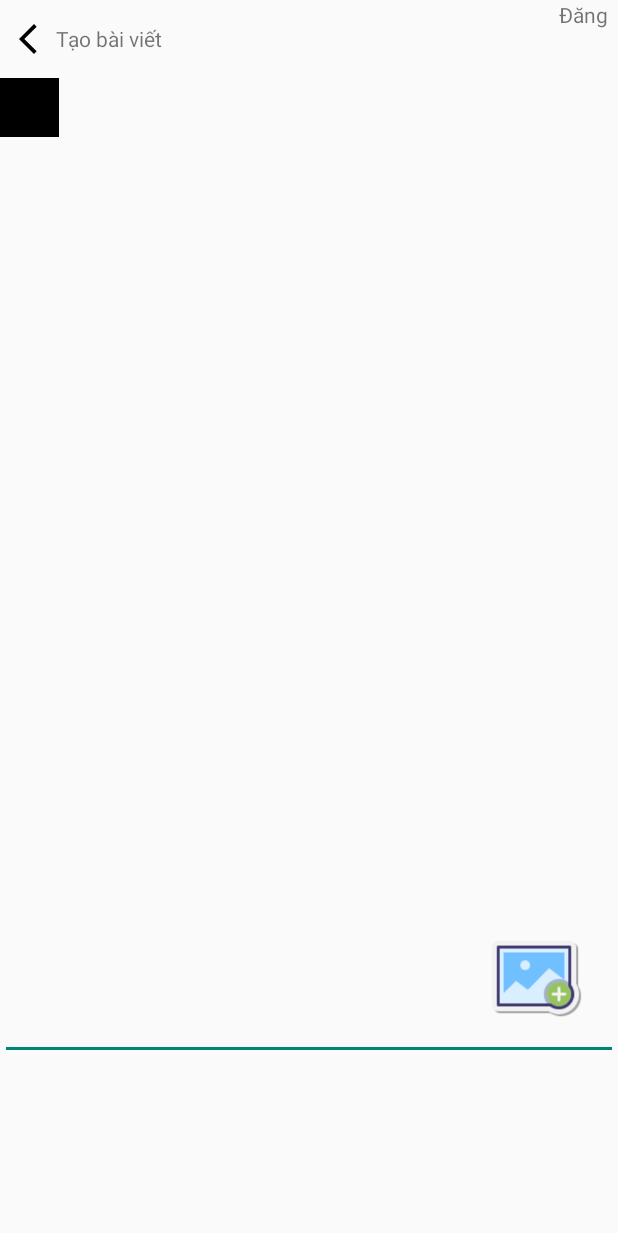
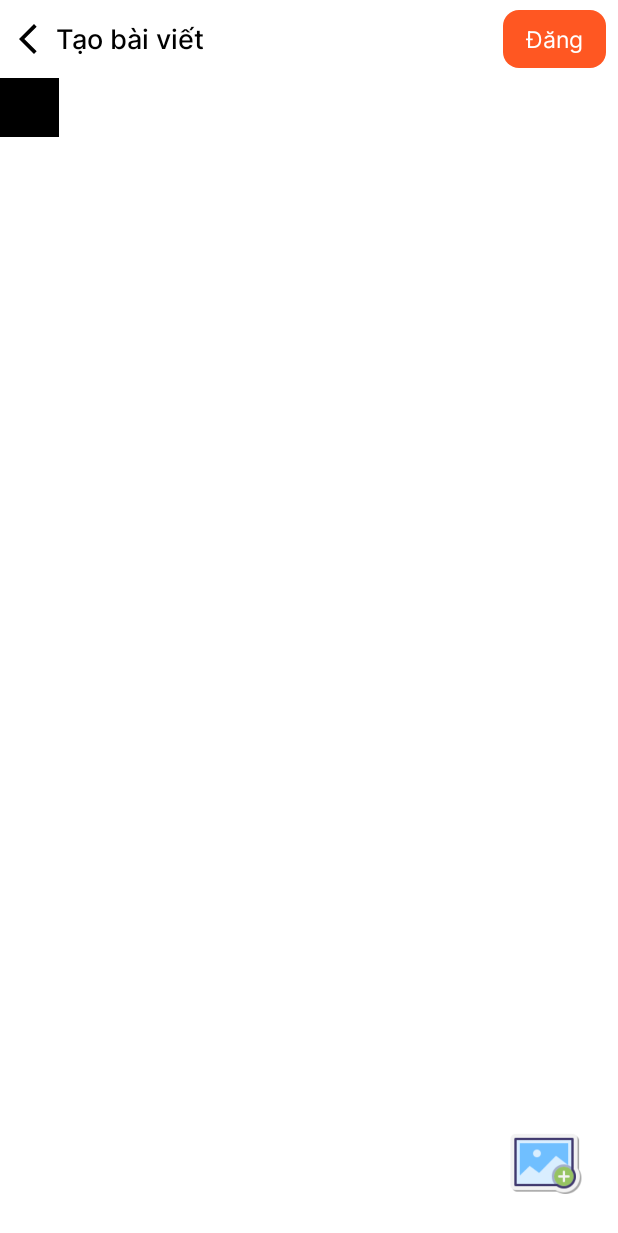
Before and after one commit to phamtruong2k1/BepNgon, an Android app: the DangBaiActivity screen opened directly, with no data from a screen before it, after a tap on "Đăng", on a phone screen of 412 x 824 dp. Shown: the top 1233 px of the screen. Run offline under Robolectric (Android 15) with nearby library versions, the phone set to English and light mode, and no system bars; our stand-ins replace Firebase (no records; nobody signed in at launch, a user with empty details on screens opened directly), sdp/ssp sizes.

Commit message:
create ui post

```diff
--- a/app/build.gradle
+++ b/app/build.gradle
@@ -94,6 +94,7 @@ dependencies {
     implementation 'com.google.android.gms:play-services-auth:20.5.0'
 
     implementation 'de.hdodenhof:circleimageview:3.1.0'
+    implementation 'com.mikhaellopez:circularimageview:4.3.1'
 
 
 
--- a/app/src/main/java/com/phamtruong/bepngon/ui/baidang/DangBaiActivity.kt
+++ b/app/src/main/java/com/phamtruong/bepngon/ui/baidang/DangBaiActivity.kt
@@ -1,5 +1,6 @@
 package com.phamtruong.bepngon.ui.baidang
 
+import android.annotation.SuppressLint
 import android.app.ProgressDialog
 import android.content.Intent
 import android.net.Uri
@@ -12,19 +13,28 @@ import com.google.android.gms.tasks.Task
 import com.google.firebase.storage.FirebaseStorage
 import com.google.firebase.storage.StorageReference
 import com.phamtruong.bepngon.databinding.ActivityDangBaiBinding
+import com.phamtruong.bepngon.ui.adapter.EventClickImageAdapterListener
+import com.phamtruong.bepngon.ui.adapter.ImagePostAdapter
 import com.phamtruong.bepngon.util.Constant.TAG
+import com.phamtruong.bepngon.view.gone
+import com.phamtruong.bepngon.view.show
 import java.io.IOException
 import java.util.*
+import kotlin.collections.ArrayList
 
 
 class DangBaiActivity : AppCompatActivity() {
 
     lateinit var binding: ActivityDangBaiBinding
 
+    lateinit var adapter: ImagePostAdapter
+
     private var filePath: Uri? = null
 
     var storage: FirebaseStorage? = null
     var storageReference: StorageReference? = null
+
+    var listImage = ArrayList<Uri>()
 
     companion object {
         const val PICK_IMAGE_REQUEST = 12345
@@ -34,6 +44,19 @@ class DangBaiActivity : AppCompatActivity() {
         super.onCreate(savedInstanceState)
         binding = ActivityDangBaiBinding.inflate(layoutInflater)
         setContentView(binding.root)
+
+        adapter = ImagePostAdapter(this, listImage, object : EventClickImageAdapterListener{
+            @SuppressLint("NotifyDataSetChanged")
+            override fun click(pos: Int) {
+                listImage.removeAt(pos)
+                if (listImage.size == 0) {
+                    binding.llImage.gone()
+                }
+                adapter.notifyDataSetChanged()
+            }
+        })
+
+        binding.rcyImage.adapter = adapter
 
         storage = FirebaseStorage.getInstance()
         storageReference = storage?.reference
@@ -60,13 +83,17 @@ class DangBaiActivity : AppCompatActivity() {
         startActivityForResult(Intent.createChooser(intent, "Select Picture"), PICK_IMAGE_REQUEST)
     }
 
+    @SuppressLint("NotifyDataSetChanged")
     override fun onActivityResult(requestCode: Int, resultCode: Int, data: Intent?) {
         super.onActivityResult(requestCode, resultCode, data)
         if (requestCode == PICK_IMAGE_REQUEST && resultCode == RESULT_OK && data != null && data.data != null) {
             filePath = data.data
             try {
-                val bitmap = MediaStore.Images.Media.getBitmap(contentResolver, filePath)
-                binding.imageView.setImageBitmap(bitmap)
+                filePath?.let {
+                    listImage.add(it)
+                    adapter.notifyDataSetChanged()
+                    binding.llImage.show()
+                }
             } catch (e: IOException) {
                 e.printStackTrace()
             }
@@ -74,18 +101,22 @@ class DangBaiActivity : AppCompatActivity() {
     }
 
     private fun uploadImage() {
-        if (filePath != null) {
+        if (listImage.size == 0) {
+            upPost()
+        } else {
+            listImage.let { dataImage ->
                 val progressDialog = ProgressDialog(this)
                 progressDialog.setTitle("Uploading...")
                 progressDialog.show()
+                dataImage.forEachIndexed { index, image ->
                     val ref = storageReference!!.child("images/" + UUID.randomUUID().toString())
-            ref.putFile(filePath!!)
+                    ref.putFile(image)
                         .addOnSuccessListener {
                             progressDialog.dismiss();
                             Toast.makeText(this, "Uploaded", Toast.LENGTH_SHORT).show();
                             val downloadUri: Task<Uri> = it.storage.downloadUrl
-                    downloadUri.addOnSuccessListener {
-                        var imageLink = it.toString()
+                            downloadUri.addOnSuccessListener { link ->
+                                val imageLink = link.toString()
                                 Log.d(TAG, "uploadImage: $imageLink")
                             }.addOnFailureListener {
                                 Log.d(TAG, "uploadImage: fail")
@@ -97,11 +128,18 @@ class DangBaiActivity : AppCompatActivity() {
                                 .show()
                         }
                         .addOnProgressListener { taskSnapshot ->
-                    val progress = 100.0 * taskSnapshot.bytesTransferred / taskSnapshot
-                        .totalByteCount
+                            val progress =(index *(100.0/dataImage.size)) + 100.0 * taskSnapshot.bytesTransferred / taskSnapshot.totalByteCount / dataImage.size
                             progressDialog.setMessage("Uploaded " + progress.toInt() + "%")
                         }
                 }
+                upPost()
+            }
+        }
+    }
+
+    private fun upPost() {
+        Toast.makeText(this, "Post...", Toast.LENGTH_SHORT)
+        Log.d(TAG, "uploadImage: Post....")
     }
 
     override fun onBackPressed() {
--- a/app/src/main/res/drawable/bg_btn_ll_profile.xml
+++ b/app/src/main/res/drawable/bg_btn_dang_post.xml
@@ -1,5 +1,5 @@
 <?xml version="1.0" encoding="utf-8"?>
 <shape xmlns:android="http://schemas.android.com/apk/res/android">
-    <solid android:color="#DFDBDB"/>
+    <solid android:color="@color/color_primary"/>
     <corners android:radius="@dimen/_8sdp"/>
 </shape>
--- a/app/src/main/res/layout/activity_dang_bai.xml
+++ b/app/src/main/res/layout/activity_dang_bai.xml
@@ -1,15 +1,18 @@
 <?xml version="1.0" encoding="utf-8"?>
-<androidx.constraintlayout.widget.ConstraintLayout xmlns:android="http://schemas.android.com/apk/res/android"
+<LinearLayout xmlns:android="http://schemas.android.com/apk/res/android"
     xmlns:app="http://schemas.android.com/apk/res-auto"
     xmlns:tools="http://schemas.android.com/tools"
     android:layout_width="match_parent"
     android:layout_height="match_parent"
+    android:background="@color/white"
+    android:orientation="vertical"
     tools:context=".ui.baidang.DangBaiActivity">
 
     <LinearLayout
         android:id="@+id/linearLayout2"
         android:layout_width="match_parent"
         android:layout_height="@dimen/_40sdp"
+        android:layout_gravity="center"
         app:layout_constraintEnd_toEndOf="parent"
         app:layout_constraintStart_toStartOf="parent"
         app:layout_constraintTop_toTopOf="parent">
@@ -27,15 +30,25 @@
             android:layout_height="match_parent"
             android:layout_weight="1"
             android:gravity="center_vertical"
-            android:text="Tạo bài viết" />
+            android:text="Tạo bài viết"
+            android:fontFamily="@font/inter_500"
+            android:textColor="@color/black"
+            android:textSize="@dimen/_14ssp"/>
 
 
         <TextView
             android:id="@+id/txtDangBai"
             android:layout_width="wrap_content"
             android:layout_height="match_parent"
-            android:paddingHorizontal="@dimen/_5sdp"
+            android:paddingHorizontal="@dimen/_12sdp"
             android:text="Đăng"
+            android:fontFamily="@font/inter_400"
+            android:layout_marginEnd="@dimen/_6sdp"
+            android:layout_marginVertical="@dimen/_5sdp"
+            android:background="@drawable/bg_btn_dang_post"
+            android:textColor="@color/white"
+            android:textSize="@dimen/_12sdp"
+            android:gravity="center"
             app:tint="@color/black" />
 
     </LinearLayout>
@@ -51,40 +64,71 @@
     <TextView
         android:id="@+id/textView2"
         android:layout_width="0dp"
-        android:layout_height="0dp"
-        app:layout_constraintBottom_toBottomOf="@+id/imageView"
-        app:layout_constraintEnd_toEndOf="parent"
-        app:layout_constraintStart_toEndOf="@+id/imageView"
-        app:layout_constraintTop_toTopOf="@+id/imageView" />
+        android:layout_height="0dp" />
 
-    <EditText
-        android:id="@+id/edtContent"
+    <RelativeLayout
         android:layout_width="match_parent"
         android:layout_height="0dp"
+        android:layout_weight="1"
         app:layout_constraintBottom_toTopOf="@+id/llImage"
         app:layout_constraintEnd_toEndOf="parent"
         app:layout_constraintStart_toStartOf="parent"
-        app:layout_constraintTop_toBottomOf="@+id/imageView" />
+        app:layout_constraintTop_toBottomOf="@+id/imageView"
+        android:background="@color/white">
 
-    <ImageView
-        android:id="@+id/imgAddImage"
-        android:layout_width="@dimen/_50sdp"
-        android:layout_height="@dimen/_50sdp"
-        android:layout_margin="@dimen/_18sdp"
-        android:src="@drawable/ic_add_image_100"
-        app:layout_constraintBottom_toBottomOf="@+id/edtContent"
-        app:layout_constraintEnd_toEndOf="parent" />
+        <EditText
+            android:id="@+id/edtTag"
+            android:layout_width="match_parent"
+            android:layout_height="wrap_content"
+            android:layout_weight="1"
+            android:background="@color/white" />
+
+        <EditText
+            android:id="@+id/edtContent"
+            android:layout_width="match_parent"
+            android:layout_height="wrap_content"
+            android:layout_below="@+id/edtTag"
+            android:layout_marginTop="-24dp"
+            android:layout_weight="1"
+            android:background="@color/white" />
+
+        <ImageView
+            android:id="@+id/imgAddImage"
+            android:layout_width="@dimen/_40sdp"
+            android:layout_height="@dimen/_40sdp"
+            android:layout_alignParentEnd="true"
+            android:layout_alignParentBottom="true"
+            android:layout_marginStart="@dimen/_18sdp"
+            android:layout_marginTop="@dimen/_18sdp"
+            android:layout_marginEnd="@dimen/_18sdp"
+            android:layout_marginBottom="@dimen/_18sdp"
+            android:src="@drawable/ic_add_image_100"
+            app:layout_constraintBottom_toBottomOf="@+id/edtContent"
+            app:layout_constraintEnd_toEndOf="parent" />
+
+    </RelativeLayout>
 
     <LinearLayout
         android:id="@+id/llImage"
         android:layout_width="match_parent"
-        android:layout_height="@dimen/_90sdp"
-        app:layout_constraintBottom_toBottomOf="parent"
-        app:layout_constraintEnd_toEndOf="parent"
-        app:layout_constraintStart_toStartOf="parent"
-        android:orientation="vertical">
+        android:layout_height="@dimen/_80sdp"
+        android:orientation="vertical"
+        android:visibility="gone">
+        <View
+            android:layout_width="match_parent"
+            android:layout_height="1dp"
+            android:background="@color/black"/>
 
+        <androidx.recyclerview.widget.RecyclerView
+            android:paddingTop="@dimen/_3sdp"
+            android:id="@+id/rcyImage"
+            android:layout_width="match_parent"
+            android:layout_height="match_parent"
+            app:layoutManager="androidx.recyclerview.widget.GridLayoutManager"
+            android:orientation="horizontal"
+            app:spanCount="1"
+            tools:listitem="@layout/item_image_post"/>
 
     </LinearLayout>
 
-</androidx.constraintlayout.widget.ConstraintLayout>
+</LinearLayout>
```
Also changed, not shown: app/src/main/java/com/phamtruong/bepngon/ui/adapter/ImagePostAdapter.kt (renamed from app/src/main/java/com/phamtruong/bepngon/ui/adapter/ImageAdapter.kt, +19 -18 lines), app/src/main/res/drawable/ic_cancel_x.xml (added, +24 -0 lines), app/src/main/res/layout/fragment_home.xml (+6 -2 lines), app/src/main/res/layout/fragment_menu.xml (+5 -3 lines), app/src/main/res/layout/item_bai_viet.xml (+10 -4 lines), app/src/main/res/layout/item_image_post.xml (added, +30 -0 lines). Lines whose indentation alone changed are shown as unchanged.
